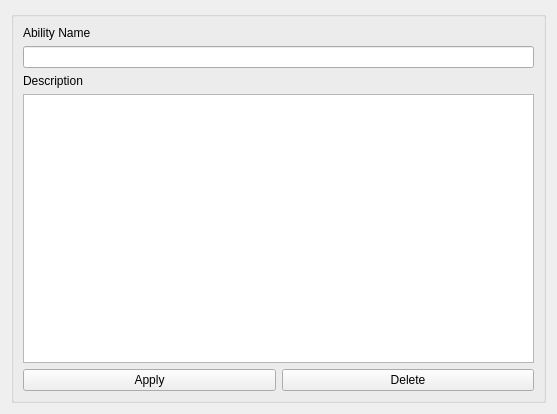
Old version of the form qtdesignfiles/ability_dialogue_window.ui in the repository ryanmalley101/5eAutomation.
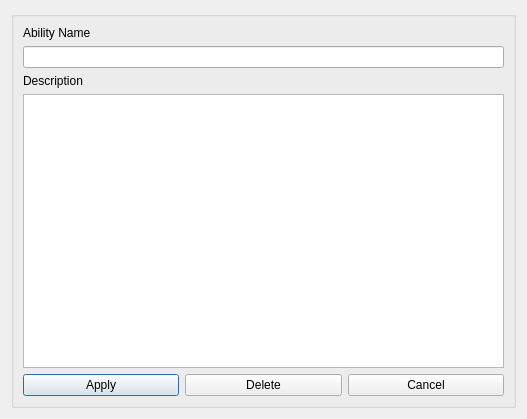
New version of the form.

Commit message: Ability dialogue is applied for all abilities. Attack wizard first draft added.

What changed in the file:
```diff
--- a/qtdesignfiles/ability_dialogue_window.ui
+++ b/qtdesignfiles/ability_dialogue_window.ui
@@ -1,13 +1,13 @@
 <?xml version="1.0" encoding="UTF-8"?>
 <ui version="4.0">
- <class>Form</class>
- <widget class="QWidget" name="Form">
+ <class>AbilityDialogueUi</class>
+ <widget class="QDialog" name="AbilityDialogueUi">
   <property name="geometry">
    <rect>
     <x>0</x>
     <y>0</y>
-    <width>557</width>
-    <height>414</height>
+    <width>527</width>
+    <height>419</height>
    </rect>
   </property>
   <property name="windowTitle">
@@ -56,6 +56,13 @@
           </property>
          </widget>
         </item>
+        <item>
+         <widget class="QPushButton" name="cancel_ability_pushbutton">
+          <property name="text">
+           <string>Cancel</string>
+          </property>
+         </widget>
+        </item>
        </layout>
       </item>
      </layout>
```
Left out of the diff: 2 changed lines with no effect on the pictures. The commit also changes 6 other files.
